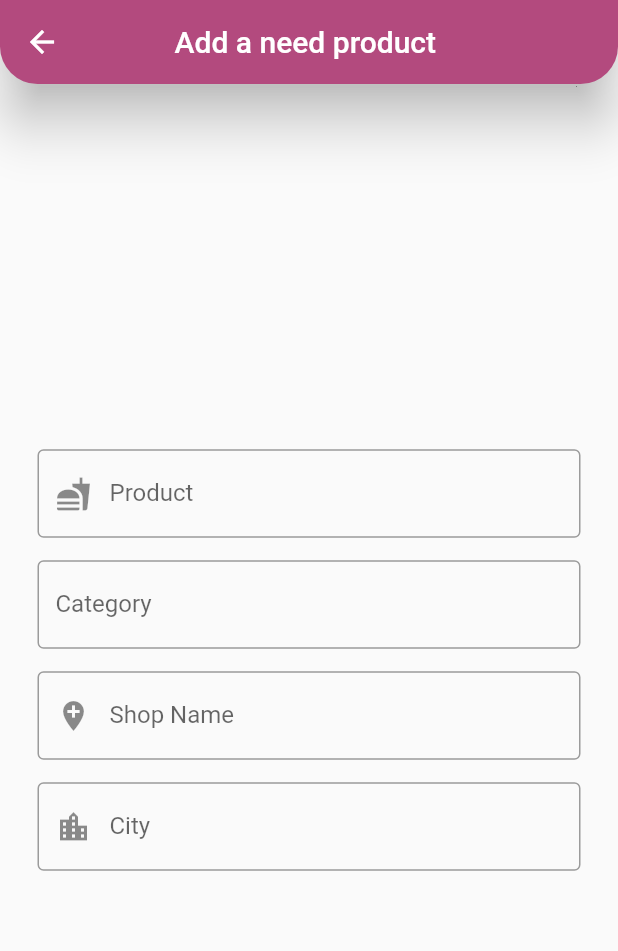
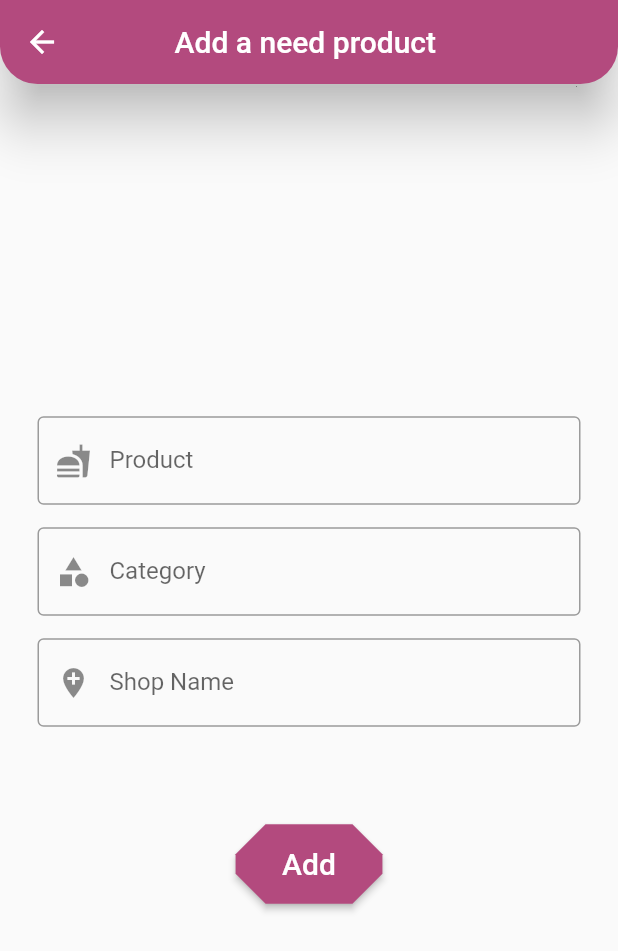
Before and after one commit to patryklaskowski1/my_shopping_list, a Flutter app: the screen it shows after launch, after a tap on the "add" icon, on a phone screen of 412 x 824 dp. Shown: the top 951 px of the screen. Run offline on Flutter 3.47's test engine with Material 2 defaults, Android fonts, the light colour scheme and no system bars; our stand-ins replace cloud_firestore, firebase_core; accounts and stored records are empty.

Commit message:
Repair problems with version

```diff
--- a/lib/app/features/add/add_page_list.dart
+++ b/lib/app/features/add/add_page_list.dart
@@ -1,5 +1,4 @@
 import 'package:flutter/material.dart';
-import 'package:my_shopping_list/app/features/home/home_page.dart';
 
 class AddPageList extends StatefulWidget {
   const AddPageList({Key? key, required this.title}) : super(key: key);
@@ -36,8 +35,8 @@ class _AddPageListState extends State<AddPageList> {
           padding: const EdgeInsets.all(25.0),
           child: Column(
             mainAxisAlignment: MainAxisAlignment.center,
-            children: const [
-              TextField(
+            children: [
+              const TextField(
                 textAlign: TextAlign.center,
                 decoration: InputDecoration(
                   border: OutlineInputBorder(),
@@ -48,42 +47,55 @@ class _AddPageListState extends State<AddPageList> {
                   ),
                 ),
               ),
-              SizedBox(
+              const SizedBox(
                 height: 15,
               ),
-              TextField(
+              const TextField(
                 textAlign: TextAlign.center,
                 decoration: InputDecoration(
                   border: OutlineInputBorder(),
-                  hintText: 'Category',
+                  hintText: 'Fruit/Vegetables/Chemistry',
                   label: Text('Category'),
+                  prefixIcon: Icon(
+                    Icons.category,
+                  ),
                 ),
               ),
-              SizedBox(
+              const SizedBox(
                 height: 15,
               ),
-              TextField(
+              const TextField(
                 textAlign: TextAlign.center,
                 decoration: InputDecoration(
                   border: OutlineInputBorder(),
-                  hintText: 'Shop Name',
+                  hintText: 'np.Biedronka',
                   label: Text('Shop Name'),
                   prefixIcon: Icon(
                     Icons.add_location,
                   ),
                 ),
               ),
-              SizedBox(
-                height: 15,
+              const SizedBox(
+                height: 65,
               ),
-              TextField(
-                textAlign: TextAlign.center,
-                decoration: InputDecoration(
-                  border: OutlineInputBorder(),
-                  hintText: 'City',
-                  label: Text('City'),
-                  prefixIcon: Icon(
-                    Icons.location_city,
+              ElevatedButton(
+                onPressed: () {},
+                child: Padding(
+                  padding: EdgeInsets.all(15.0),
+                  child: Text(
+                    'Add',
+                    style: const TextStyle(
+                      fontSize: 20,
+                    ),
+                  ),
+                ),
+                style: ElevatedButton.styleFrom(
+                  primary: const Color.fromARGB(255, 179, 74, 126),
+                  onPrimary: Colors.white,
+                  shape: const BeveledRectangleBorder(
+                    borderRadius: BorderRadius.all(
+                      Radius.circular(20),
+                    ),
                   ),
                 ),
               ),
--- a/lib/app/features/home/home_page.dart
+++ b/lib/app/features/home/home_page.dart
@@ -1,6 +1,6 @@
 import 'package:flutter/material.dart';
 import 'package:my_shopping_list/app/features/add/add_page_list.dart';
-import 'package:my_shopping_list/app/features/models/conteiner_table_model.dart';
+import 'package:cloud_firestore/cloud_firestore.dart';
 
 class HomePage extends StatefulWidget {
   const HomePage({Key? key, required this.title}) : super(key: key);
@@ -25,26 +25,26 @@ class _HomePageState extends State<HomePage> {
         ),
         elevation: 15,
       ),
-      body: ListView(
+      body: StreamBuilder<Object>(
+          stream:
+              FirebaseFirestore.instance.collection("ShopingList").snapshots(),
+          builder: (context, snapshot) {
+            return ListView(
               children: [
                 Center(
                   child: Column(
                     mainAxisAlignment: MainAxisAlignment.center,
                     children: [
                       Row(
-                  mainAxisAlignment: MainAxisAlignment.start,
-                  children: const [
-                    ConteinerTableModel('Product'),
-                    ConteinerTableModel('Category'),
-                    ConteinerTableModel('Shop Name'),
-                    ConteinerTableModel('City'),
-                  ],
+                        mainAxisAlignment: MainAxisAlignment.spaceBetween,
+                        children: const [],
                       ),
                     ],
                   ),
                 ),
               ],
-      ),
+            );
+          }),
       floatingActionButtonLocation: FloatingActionButtonLocation.centerDocked,
       floatingActionButton: FloatingActionButton(
           backgroundColor: const Color.fromARGB(255, 179, 74, 126),
@@ -55,7 +55,7 @@ class _HomePageState extends State<HomePage> {
               ),
           child: const Icon(
             Icons.add,
-            color: Colors.black,
+            color: Colors.white,
           )),
       bottomNavigationBar: BottomAppBar(
         color: const Color.fromARGB(255, 179, 74, 126),
--- a/lib/app/features/models/conteiner_table_model.dart
+++ /dev/null
@@ -1,25 +0,0 @@
-import 'package:flutter/material.dart';
-
-class ConteinerTableModel extends StatelessWidget {
-  const ConteinerTableModel(
-    this.name, {
-    Key? key,
-  }) : super(key: key);
-  final String name;
-  @override
-  Widget build(BuildContext context) {
-    return Container(
-      margin: const EdgeInsets.all(11.0),
-      padding: const EdgeInsets.all(8.0),
-      decoration: const BoxDecoration(
-        border: Border(
-          left: BorderSide(
-            color: Colors.black,
-            width: 2,
-          ),
-        ),
-      ),
-      child: Text(name),
-    );
-  }
-}
--- a/lib/main.dart
+++ b/lib/main.dart
@@ -1,14 +1,11 @@
 import 'package:flutter/material.dart';
 import 'package:firebase_core/firebase_core.dart';
-import 'package:my_shopping_list/app/features/add/add_page_list.dart';
 import 'firebase_options.dart';
 import 'package:my_shopping_list/app/features/home/home_page.dart';
 
-void main() async {
-  // await Firebase.initializeApp(
-  //   options: DefaultFirebaseOptions.currentPlatform,
-  // );
-  // WidgetsFlutterBinding.ensureInitialized();
+Future<void> main() async {
+  WidgetsFlutterBinding.ensureInitialized();
+  await Firebase.initializeApp();
   runApp(const MyApp());
 }
 
```
Also changed, not shown: 3 other files. Lines whose indentation alone changed are shown as unchanged.
